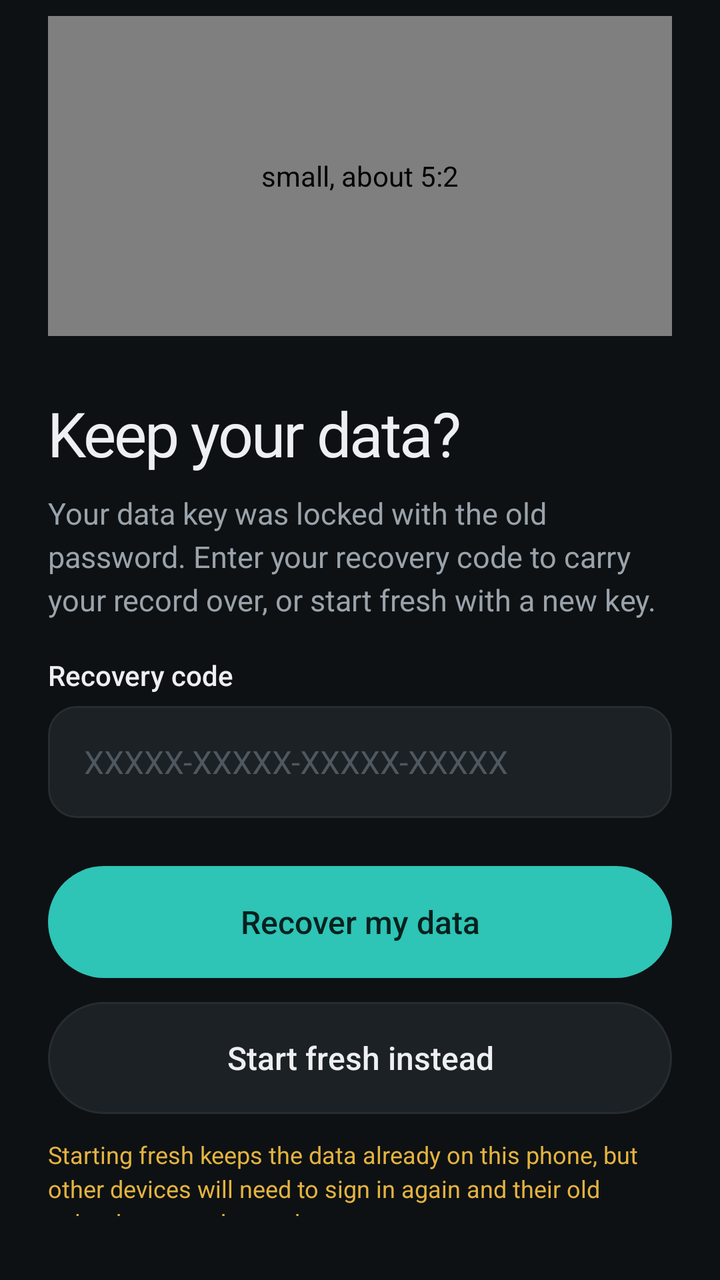
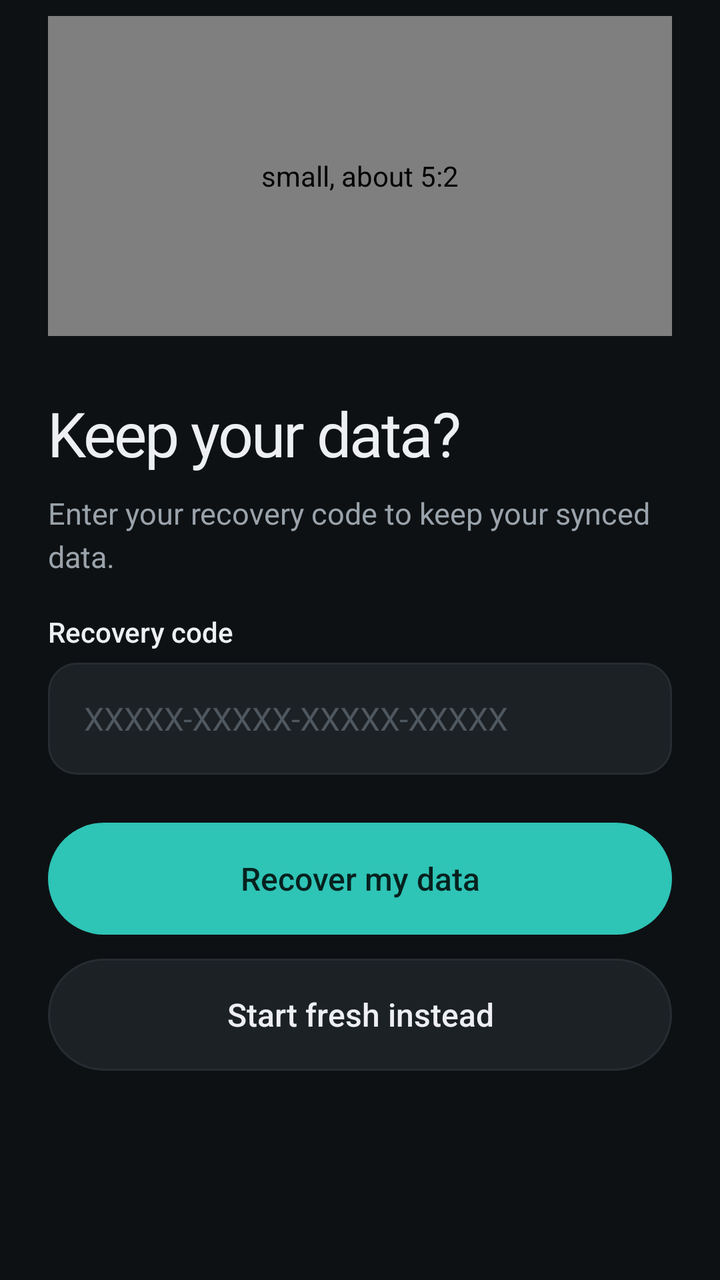

Screens rendered from an Android XML layout before and after an edit, with the pre-edit source and the edit as a unified diff.
<!-- AndroidManifest.xml: application theme Theme.Planj -->
<!-- res/layout/screen_recover.xml -->
<?xml version="1.0" encoding="utf-8"?>
<LinearLayout xmlns:android="http://schemas.android.com/apk/res/android"
    android:layout_width="match_parent"
    android:layout_height="wrap_content"
    android:orientation="vertical"
    android:paddingHorizontal="24dp"
    android:paddingTop="8dp"
    android:paddingBottom="32dp">

        <com.planj.phone.Illustration
            style="@style/Auth.Illustration"
            android:layout_height="160dp"
            android:contentDescription="small, about 5:2"
            android:tag="recovery" />

        <TextView style="@style/Auth.Title" android:text="Keep your data?" />
        <TextView android:id="@+id/blurb" style="@style/Auth.Blurb" android:text="Your data key was locked with the old password. Enter your recovery code to carry your record over, or start fresh with a new key." />
        <TextView android:id="@+id/error" style="@style/Auth.Error" />
        <TextView style="@style/Auth.Label" android:text="Recovery code" />
        <EditText
            android:id="@+id/recovery"
                style="@style/Auth.Field"
            android:layout_marginTop="6dp"
            android:hint="XXXXX-XXXXX-XXXXX-XXXXX"
            android:imeOptions="actionDone"
            android:inputType="textCapCharacters|textVisiblePassword" />
        <TextView android:id="@+id/recovery_hint" style="@style/Auth.Hint" />
        <FrameLayout
            android:layout_width="match_parent"
            android:layout_height="wrap_content">
            <Button android:id="@+id/btn_submit" style="@style/Auth.Primary" android:text="Recover my data" />
            <ProgressBar android:id="@+id/progress" android:layout_width="22dp" android:layout_height="22dp" android:layout_gravity="center" android:layout_marginTop="20dp" android:indeterminateTint="@color/on_accent" android:visibility="gone" />
        </FrameLayout>
        <Button android:id="@+id/btn_fresh" style="@style/Auth.Secondary" android:text="Start fresh instead" />
        <TextView android:layout_width="match_parent" android:layout_height="wrap_content" android:layout_marginTop="12dp" android:lineSpacingExtra="3dp" android:text="Starting fresh keeps the data already on this phone, but other devices will need to sign in again and their old uploads cannot be read." android:textColor="@color/warn" android:textSize="12sp" />
</LinearLayout>
<!-- resources referenced by this layout -->
<resources>
  <color name="on_accent">#06211E</color>
  <color name="warn">#E3B341</color>
  <style name="Auth.Blurb" parent="Body">
          <item name="android:layout_marginTop">10dp</item>
      </style>
  <style name="Auth.Hint" parent="">
          <item name="android:layout_width">match_parent</item>
          <item name="android:layout_height">wrap_content</item>
          <item name="android:layout_marginTop">6dp</item>
          <item name="android:paddingHorizontal">4dp</item>
          <item name="android:textColor">@color/bad</item>
          <item name="android:textSize">13sp</item>
          <item name="android:visibility">gone</item>
      </style>
  <style name="Auth.Illustration" parent="">
          <item name="android:layout_width">match_parent</item>
          <item name="android:layout_height">200dp</item>
          <item name="android:layout_marginBottom">24dp</item>
      </style>
  <style name="Auth.Label" parent="">
          <item name="android:layout_width">wrap_content</item>
          <item name="android:layout_height">wrap_content</item>
          <item name="android:layout_marginTop">18dp</item>
          <item name="android:fontFamily">sans-serif-medium</item>
          <item name="android:textColor">@color/text</item>
          <item name="android:textSize">14sp</item>
      </style>
  <style name="Auth.Primary" parent="Pill.Primary">
          <item name="android:layout_marginTop">24dp</item>
      </style>
  <style name="Auth.Secondary" parent="Pill.Secondary">
          <item name="android:layout_marginTop">12dp</item>
      </style>
  <style name="Auth.Title" parent="Display.L">
          <item name="android:layout_marginTop">8dp</item>
      </style>
  <style name="Body" parent="">
          <item name="android:layout_width">match_parent</item>
          <item name="android:layout_height">wrap_content</item>
          <item name="android:lineSpacingExtra">4dp</item>
          <item name="android:textColor">@color/muted</item>
          <item name="android:textSize">15sp</item>
      </style>
  <!-- drawable field_bg_error (drawable) -->
  <?xml version="1.0" encoding="utf-8"?>
  <shape xmlns:android="http://schemas.android.com/apk/res/android" android:shape="rectangle">
      <solid android:color="@color/surface_alt" />
      <corners android:radius="14dp" />
      <stroke android:width="1.5dp" android:color="@color/bad" />
  </shape>
  <color name="bad">#E5616B</color>
  <color name="text">#EDEFF2</color>
  <color name="idle">#4F585F</color>
  <style name="Pill.Primary">
          <item name="android:background">@drawable/btn_primary</item>
          <item name="android:textColor">@color/on_accent</item>
      </style>
  <style name="Pill.Secondary">
          <item name="android:background">@drawable/btn_secondary</item>
          <item name="android:textColor">@color/text</item>
      </style>
  <style name="Display.L">
          <item name="android:textSize">31sp</item>
      </style>
  <color name="bg">#0E1113</color>
  <color name="accent">#2EC4B6</color>
  <color name="muted">#9AA3AB</color>
  <style name="PageTransitions" parent="@android:style/Animation.Activity">
          <item name="android:activityOpenEnterAnimation">@anim/slide_in_right</item>
          <item name="android:activityOpenExitAnimation">@anim/slide_out_left</item>
          <item name="android:activityCloseEnterAnimation">@anim/slide_in_left</item>
          <item name="android:activityCloseExitAnimation">@anim/slide_out_right</item>
      </style>
  <color name="surface_alt">#1C2125</color>
  <color name="border">#262C31</color>
  <color name="ripple">#22FFFFFF</color>
  <color name="accent_dim">#1F5F5A</color>
  <!-- unchanged entries left out for length: 8 -->
</resources>

<!-- the commit's change to res/layout/screen_recover.xml (unified diff, before → after) -->
@@ -14,7 +14,7 @@
             android:tag="recovery" />
 
         <TextView style="@style/Auth.Title" android:text="Keep your data?" />
-        <TextView android:id="@+id/blurb" style="@style/Auth.Blurb" android:text="Your data key was locked with the old password. Enter your recovery code to carry your record over, or start fresh with a new key." />
+        <TextView android:id="@+id/blurb" style="@style/Auth.Blurb" android:text="Enter your recovery code to keep your synced data." />
         <TextView android:id="@+id/error" style="@style/Auth.Error" />
         <TextView style="@style/Auth.Label" android:text="Recovery code" />
         <EditText
@@ -32,5 +32,4 @@
             <ProgressBar android:id="@+id/progress" android:layout_width="22dp" android:layout_height="22dp" android:layout_gravity="center" android:layout_marginTop="20dp" android:indeterminateTint="@color/on_accent" android:visibility="gone" />
         </FrameLayout>
         <Button android:id="@+id/btn_fresh" style="@style/Auth.Secondary" android:text="Start fresh instead" />
-        <TextView android:layout_width="match_parent" android:layout_height="wrap_content" android:layout_marginTop="12dp" android:lineSpacingExtra="3dp" android:text="Starting fresh keeps the data already on this phone, but other devices will need to sign in again and their old uploads cannot be read." android:textColor="@color/warn" android:textSize="12sp" />
 </LinearLayout>
<!-- resource entries referenced after the edit -->
@@ -1,7 +1,6 @@
 <!-- resources referenced by this layout -->
 <resources>
   <color name="on_accent">#06211E</color>
-  <color name="warn">#E3B341</color>
   <style name="Auth.Blurb" parent="Body">
           <item name="android:layout_marginTop">10dp</item>
       </style>
